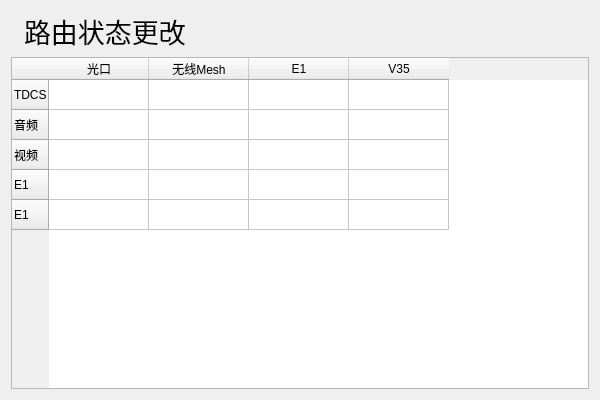
First picture: the form in src/rtsetpage.ui, repository suda-ee/rzpctrl, before the edit.
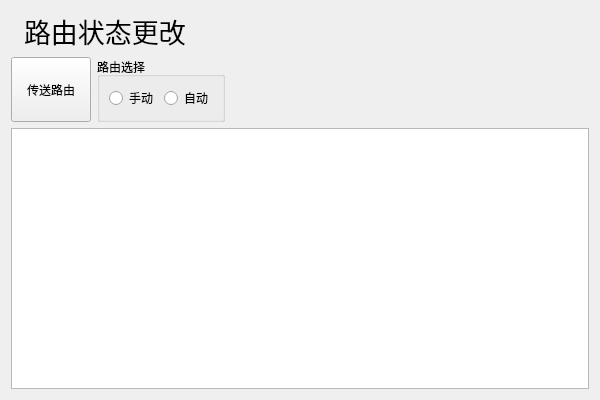
Second picture: the form after the edit. Icons and pictures are not drawn.

Diff of the .ui file:
```diff
--- a/src/rtsetpage.ui
+++ b/src/rtsetpage.ui
@@ -13,7 +13,7 @@
   <property name="windowTitle">
    <string>Form</string>
   </property>
-  <layout class="QVBoxLayout" name="verticalLayout">
+  <layout class="QVBoxLayout" name="verticalLayout" stretch="0,0,0">
    <item>
     <layout class="QHBoxLayout" name="horizontalLayout">
      <item>
@@ -53,52 +53,66 @@
     </layout>
    </item>
    <item>
-    <widget class="QTableWidget" name="tblroute">
-     <row>
-      <property name="text">
-       <string>TDCS</string>
-      </property>
-     </row>
-     <row>
+    <layout class="QHBoxLayout" name="horizontalLayout_2">
+     <item>
+      <widget class="QPushButton" name="btsendRoute">
+       <property name="sizePolicy">
+        <sizepolicy hsizetype="Minimum" vsizetype="Minimum">
+         <horstretch>0</horstretch>
+         <verstretch>0</verstretch>
+        </sizepolicy>
+       </property>
       <property name="text">
-       <string>音频</string>
-      </property>
-     </row>
-     <row>
-      <property name="text">
-       <string>视频</string>
-      </property>
-     </row>
-     <row>
+        <string>传送路由</string>
+       </property>
+      </widget>
+     </item>
+     <item>
+      <widget class="QGroupBox" name="groupBox">
+       <property name="title">
+        <string>路由选择</string>
+       </property>
+       <layout class="QHBoxLayout" name="horizontalLayout_3">
+        <item>
+         <widget class="QRadioButton" name="rtManu">
       <property name="text">
-       <string>E1</string>
-      </property>
-     </row>
-     <row>
+           <string>手动</string>
+          </property>
+         </widget>
+        </item>
+        <item>
+         <widget class="QRadioButton" name="rtAuto">
       <property name="text">
-       <string>E1</string>
-      </property>
-     </row>
-     <column>
-      <property name="text">
-       <string>光口</string>
-      </property>
-     </column>
-     <column>
-      <property name="text">
-       <string>无线Mesh</string>
-      </property>
-     </column>
-     <column>
-      <property name="text">
-       <string>E1</string>
-      </property>
-     </column>
-     <column>
-      <property name="text">
-       <string>V35</string>
-      </property>
-     </column>
+           <string>自动</string>
+          </property>
+         </widget>
+        </item>
+       </layout>
+      </widget>
+     </item>
+     <item>
+      <spacer name="horizontalSpacer">
+       <property name="orientation">
+        <enum>Qt::Horizontal</enum>
+       </property>
+       <property name="sizeHint" stdset="0">
+        <size>
+         <width>40</width>
+         <height>20</height>
+        </size>
+       </property>
+      </spacer>
+     </item>
+    </layout>
+   </item>
+   <item>
+    <widget class="QTableView" name="tblroute">
+     <property name="editTriggers">
+      <set>QAbstractItemView::AllEditTriggers</set>
+     </property>
+     <property name="cornerButtonEnabled">
+      <bool>false</bool>
+     </property>
     </widget>
    </item>
   </layout>
```
Lines whose indentation alone changed are shown as unchanged.
